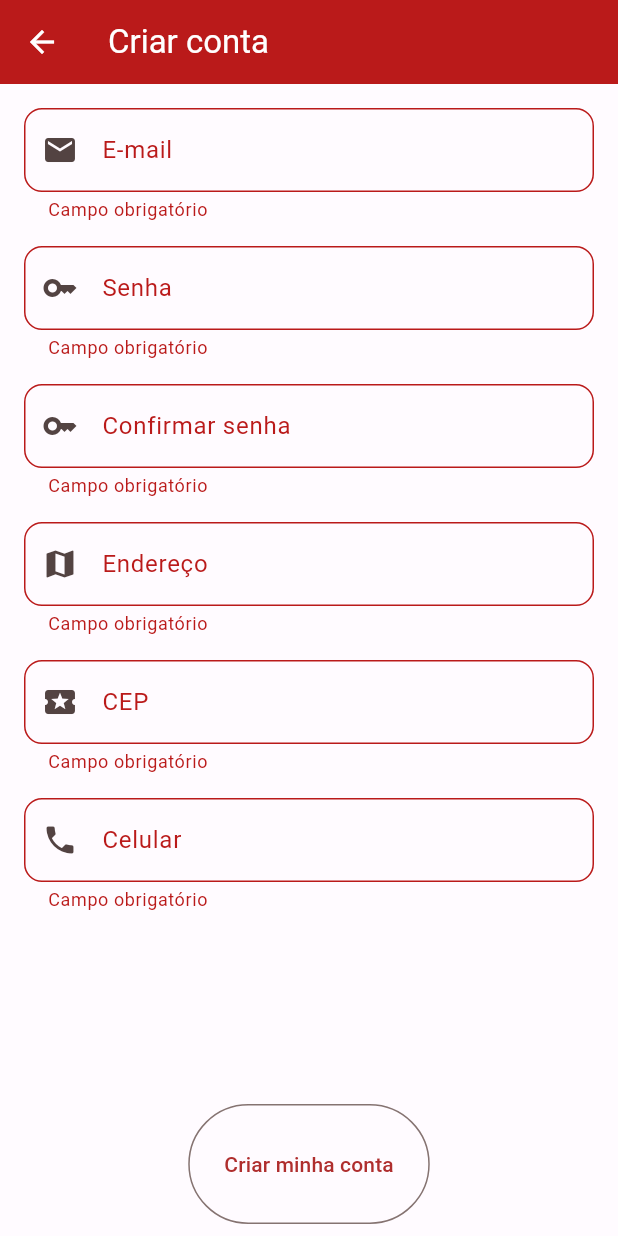
After one commit to auguzsto/pizzaria, a Flutter app: the RegisterScreen screen opened directly, after a tap on "Criar minha conta", on a phone screen of 412 x 824 dp. The commit adds this screen. Run offline on Flutter 3.47's test engine with Material 2 defaults, Android fonts, the phone set to English and light mode, and no system bars; our stand-ins replace get, google_fonts; network calls fail.

Commit message:
register page + form validator

```diff
--- /dev/null
+++ b/lib/src/screens/auth/constants/register.dart
@@ -0,0 +1,24 @@
+import 'package:flutter/material.dart';
+
+List<String> _labels = [
+  "E-mail",
+  "Senha",
+  "Confirmar senha",
+  "Endereço",
+  "CEP",
+  "Celular",
+];
+
+List<IconData> _icons = [
+  Icons.email,
+  Icons.key,
+  Icons.key,
+  Icons.map,
+  Icons.local_activity,
+  Icons.phone,
+];
+
+abstract class RegisterConstants {
+  static List<String> get labels => _labels;
+  static List<IconData> get icons => _icons;
+}
--- /dev/null
+++ b/lib/src/screens/auth/register_screen.dart
@@ -0,0 +1,71 @@
+import 'package:flutter/material.dart';
+import 'package:get/get.dart';
+import 'package:pizzaria/src/screens/auth/constants/register.dart';
+import 'package:pizzaria/src/widgets/textformfield_custom.dart';
+
+class RegisterScreen extends StatelessWidget {
+  RegisterScreen({super.key});
+
+  final List<TextEditingController> controllers = List.generate(
+    RegisterConstants.labels.length,
+    (index) => TextEditingController(),
+  );
+
+  final List<GlobalKey<FormState>> _formKey = List.generate(
+      RegisterConstants.labels.length, (index) => GlobalKey<FormState>());
+  @override
+  Widget build(BuildContext context) {
+    return Scaffold(
+      appBar: AppBar(
+        title: const Text("Criar conta"),
+      ),
+      body: Container(
+        padding: const EdgeInsets.all(8),
+        child: Column(
+          children: [
+            Expanded(
+              child: ListView(
+                children: List.generate(
+                  RegisterConstants.labels.length,
+                  (index) => Padding(
+                    padding: const EdgeInsets.all(8.0),
+                    child: Form(
+                      key: _formKey[index],
+                      child: TextFormFieldCustom(
+                          validator: (value) {
+                            if (value == null || value.isEmpty) {
+                              return "Campo obrigatório";
+                            }
+                          },
+                          prefixIcon: Icon(RegisterConstants.icons[index]),
+                          label: Text(RegisterConstants.labels[index]),
+                          obscureText: index == 1
+                              ? true
+                              : index == 2
+                                  ? true
+                                  : false,
+                          controller: controllers[index]),
+                    ),
+                  ),
+                ),
+              ),
+            ),
+            SizedBox(
+              height: 80,
+              child: OutlinedButton(
+                onPressed: () {
+                  List.generate(RegisterConstants.labels.length, (index) {
+                    if (_formKey[index].currentState!.validate()) {
+                      Text("Data");
+                    }
+                  });
+                },
+                child: const Text("Criar minha conta"),
+              ),
+            ),
+          ],
+        ),
+      ),
+    );
+  }
+}
--- a/lib/src/screens/menu/menu_screen.dart
+++ b/lib/src/screens/menu/menu_screen.dart
@@ -3,7 +3,6 @@ import 'package:get/get.dart';
 import 'package:pizzaria/src/controllers/auth_controller.dart';
 import 'package:pizzaria/src/controllers/menu_controller.dart';
 import 'package:pizzaria/src/models/item_model.dart';
-import 'package:pizzaria/src/services/util_service.dart';
 import 'package:pizzaria/src/widgets/card_custom.dart';
 import 'package:pizzaria/src/widgets/progress_custom.dart';
 
@@ -13,7 +12,7 @@ class MenuScreen extends StatelessWidget {
   @override
   Widget build(BuildContext context) {
     final menuController = CarteController();
-    final utilService = UtilService();
+
     final screenSize = MediaQuery.of(context).size;
 
     //Future
--- a/lib/src/screens/orders/orders_screen.dart
+++ b/lib/src/screens/orders/orders_screen.dart
@@ -32,7 +32,10 @@ class OrdersScreen extends StatelessWidget {
 
           //If user don't authorized or logged.
         } else if (snapshot.data![0] == AppConsntats.naoAutorizado) {
-          return const AlertWarningCustom();
+          return AlertWarningCustom(
+            title: AppConsntats.naoAutorizado,
+            message: AppConsntats.msgEfetuarLogin,
+          );
         }
 
         //Card order.
--- a/lib/src/widgets/textformfield_custom.dart
+++ b/lib/src/widgets/textformfield_custom.dart
@@ -1,13 +1,15 @@
 import 'package:flutter/material.dart';
 
 class TextFormFieldCustom extends StatelessWidget {
+  String? Function(String?)? validator;
   final Widget prefixIcon;
   final Widget label;
   final bool obscureText;
   final TextEditingController controller;
 
-  const TextFormFieldCustom({
+  TextFormFieldCustom({
     super.key,
+    this.validator,
     required this.prefixIcon,
     required this.label,
     required this.obscureText,
@@ -17,6 +19,7 @@ class TextFormFieldCustom extends StatelessWidget {
   @override
   Widget build(BuildContext context) {
     return TextFormField(
+      validator: validator,
       controller: controller,
       obscureText: obscureText,
       decoration: InputDecoration(
```
Also changed, not shown: lib/src/widgets/alert_signin_custom.dart (added, +103 -0 lines), lib/src/widgets/alert_warning_custom.dart (+9 -3 lines), lib/src/widgets/card_custom.dart (+17 -1 lines).
